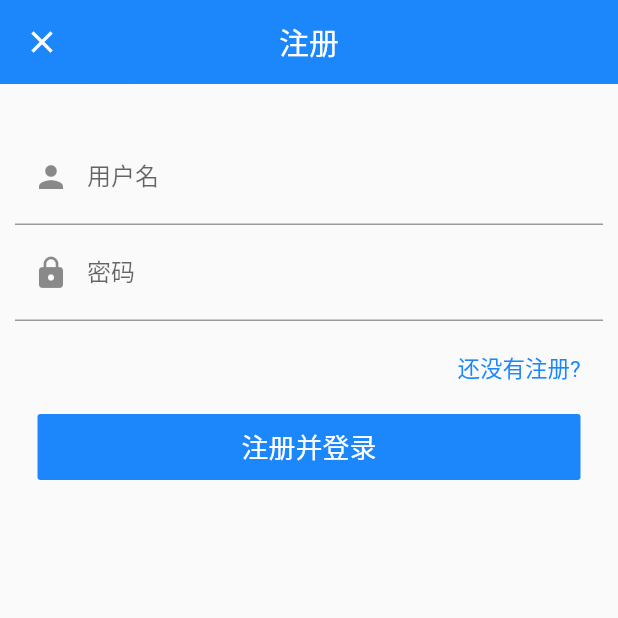
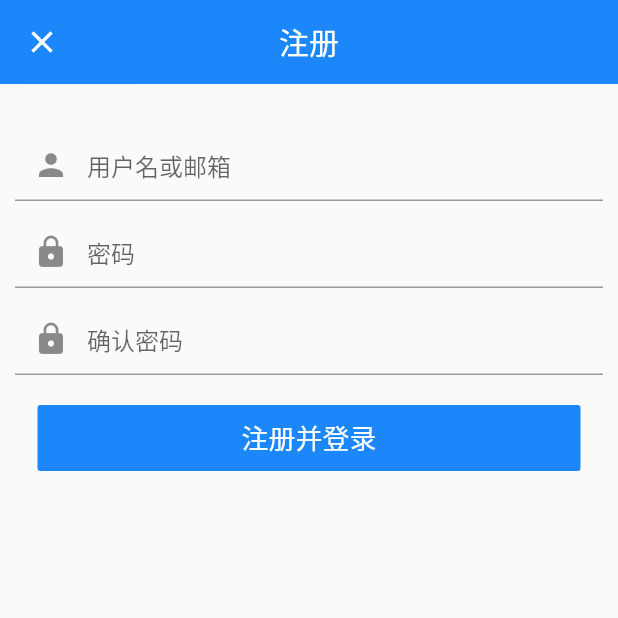
Before and after one commit to seasonZhu/FlutterPlayAndroid, a Flutter app: the RegisterView screen opened by its route, on a phone screen of 412 x 824 dp, the top half of it. Run offline on Flutter 3.47's test engine with Material 2 defaults, Android fonts, the light colour scheme and no system bars; our stand-ins replace dio, event_bus, flutter_html, flutter_swiper, fluttertoast and 2 more; missing offline and left inert: dart:ffi, flutter_webview_plugin; network calls fail.

Commit message:
编写了一个Space,对于已知宽高的情况下使用很好

```diff
--- a/lib/Account/LoginView.dart
+++ b/lib/Account/LoginView.dart
@@ -1,6 +1,7 @@
 import 'package:flutter/material.dart';
 
 import 'package:play_android/View/Routes.dart';
+import 'package:play_android/Compose/Space.dart';
 
 class LoginView extends StatelessWidget {
   @override
@@ -38,9 +39,7 @@ class LoginView extends StatelessWidget {
                   ),
                   Row(
                     children: <Widget>[
-                      Expanded(
-                        child: Container(),
-                      ),
+                      Space(),
                       Padding(
                         padding: EdgeInsets.only(top: 20, right: 15),
                         child: GestureDetector(
--- a/lib/Account/RegisterView.dart
+++ b/lib/Account/RegisterView.dart
@@ -1,6 +1,7 @@
 import 'package:flutter/material.dart';
 
 import 'package:play_android/View/Routes.dart';
+import 'package:play_android/Compose/Space.dart';
 
 class RegisterView extends StatelessWidget {
   @override
@@ -32,34 +33,24 @@ class RegisterView extends StatelessWidget {
                   TextField(
                     decoration: InputDecoration(
                         hintText: '用户名或邮箱',
-                        labelText: '用户名',
+                        //labelText: '用户名',
                         prefixIcon: Icon(Icons.person)),
                   ),
+                  SizedBox(height: 10,),
                   TextField(
                     decoration: InputDecoration(
                         hintText: '密码',
-                        labelText: '密码',
+                        //labelText: '密码',
                         prefixIcon: Icon(Icons.lock)),
                     obscureText: true,
                   ),
-                  Row(
-                    children: <Widget>[
-                      Expanded(
-                        child: Container(),
-                      ),
-                      Padding(
-                        padding: EdgeInsets.only(top: 20, right: 15),
-                        child: GestureDetector(
-                          child: Text(
-                            "还没有注册?",
-                            style: TextStyle(
-                                color: Theme.of(context).primaryColor,
-                                fontSize: 15),
-                          ),
-                          onTap: () {},
-                        ),
-                      ),
-                    ],
+                  SizedBox(height: 10,),
+                  TextField(
+                    decoration: InputDecoration(
+                        hintText: '确认密码',
+                        //labelText: '确认密码',
+                        prefixIcon: Icon(Icons.lock)),
+                    obscureText: true,
                   ),
                   Padding(
                     padding: EdgeInsets.only(top: 20, left: 15, right: 15),
```
